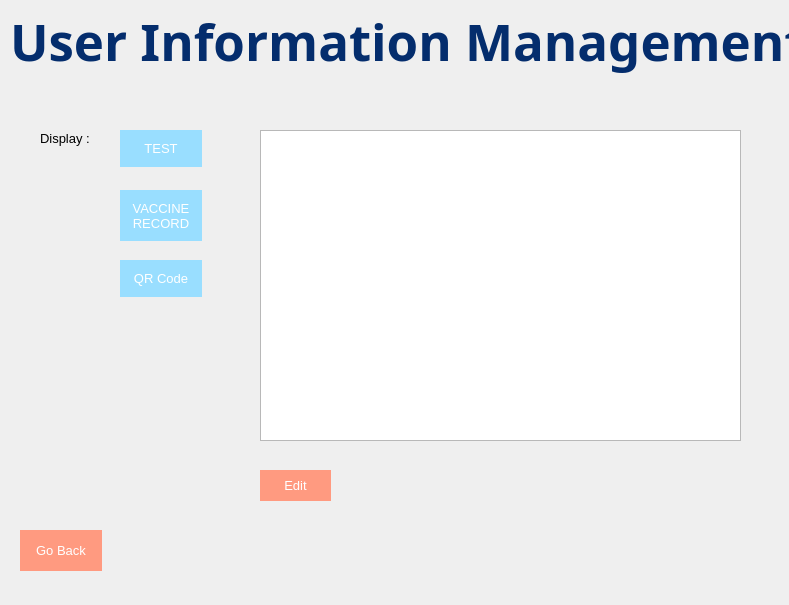
First picture: the form in MCR-app/ad_manage_record_test.ui, repository maria-gedye/QTapp, before the edit.
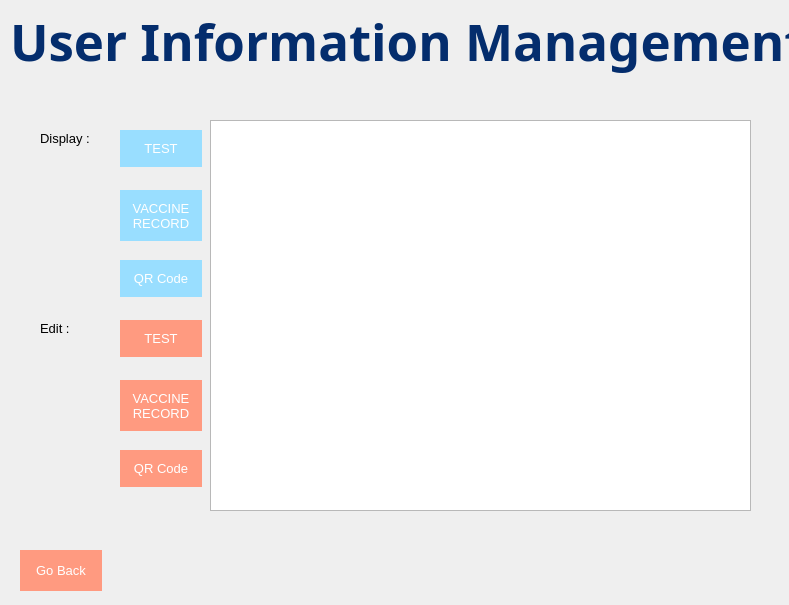
Second picture: the form after the edit.

Commit message: edit test record but not completed

```diff
--- a/MCR-app/ad_manage_record_test.ui
+++ b/MCR-app/ad_manage_record_test.ui
@@ -46,7 +46,7 @@
    <property name="geometry">
     <rect>
      <x>20</x>
-     <y>520</y>
+     <y>540</y>
      <width>82</width>
      <height>61</height>
     </rect>
@@ -161,23 +161,38 @@
     <string>QR Code</string>
    </property>
   </widget>
-  <widget class="QListWidget" name="listWidget_RT">
+  <widget class="QPushButton" name="pushButton_RT_QR_edit">
    <property name="geometry">
     <rect>
-     <x>260</x>
-     <y>130</y>
-     <width>481</width>
-     <height>311</height>
+     <x>120</x>
+     <y>440</y>
+     <width>82</width>
+     <height>57</height>
     </rect>
    </property>
+   <property name="font">
+    <font>
+     <pointsize>10</pointsize>
+    </font>
+   </property>
+   <property name="styleSheet">
+    <string notr="true">background-color:rgb(255, 154, 128);
+color: rgb(255, 255, 255);
+border: none;
+padding: 10,10,10,10;
+margin: 10, 10, 10, 10;</string>
+   </property>
+   <property name="text">
+    <string>QR Code</string>
+   </property>
   </widget>
   <widget class="QPushButton" name="pushButton_RT_edit">
    <property name="geometry">
     <rect>
-     <x>260</x>
-     <y>460</y>
-     <width>71</width>
-     <height>51</height>
+     <x>120</x>
+     <y>310</y>
+     <width>82</width>
+     <height>57</height>
     </rect>
    </property>
    <property name="font">
@@ -193,7 +208,61 @@
 margin: 10, 10, 10, 10;</string>
    </property>
    <property name="text">
-    <string>Edit</string>
+    <string>TEST</string>
+   </property>
+  </widget>
+  <widget class="QLabel" name="label_3">
+   <property name="geometry">
+    <rect>
+     <x>40</x>
+     <y>320</y>
+     <width>81</width>
+     <height>16</height>
+    </rect>
+   </property>
+   <property name="font">
+    <font>
+     <pointsize>10</pointsize>
+    </font>
+   </property>
+   <property name="text">
+    <string>Edit :</string>
+   </property>
+  </widget>
+  <widget class="QPushButton" name="pushButton_RT_record_edit">
+   <property name="geometry">
+    <rect>
+     <x>120</x>
+     <y>370</y>
+     <width>82</width>
+     <height>71</height>
+    </rect>
+   </property>
+   <property name="font">
+    <font>
+     <pointsize>10</pointsize>
+    </font>
+   </property>
+   <property name="styleSheet">
+    <string notr="true">background-color:rgb(255, 154, 128);
+color: rgb(255, 255, 255);
+border: none;
+padding: 10,10,10,10;
+margin: 10, 10, 10, 10;</string>
+   </property>
+   <property name="text">
+    <string>VACCINE
+RECORD</string>
+   </property>
+  </widget>
+  <widget class="QPlainTextEdit" name="plainTextEdit">
+   <property name="geometry">
+    <rect>
+     <x>210</x>
+     <y>120</y>
+     <width>541</width>
+     <height>391</height>
+    </rect>
    </property>
   </widget>
  </widget>
```
Left out of the diff: 2 changed lines with no effect on the pictures. The commit also changes 4 other files.
